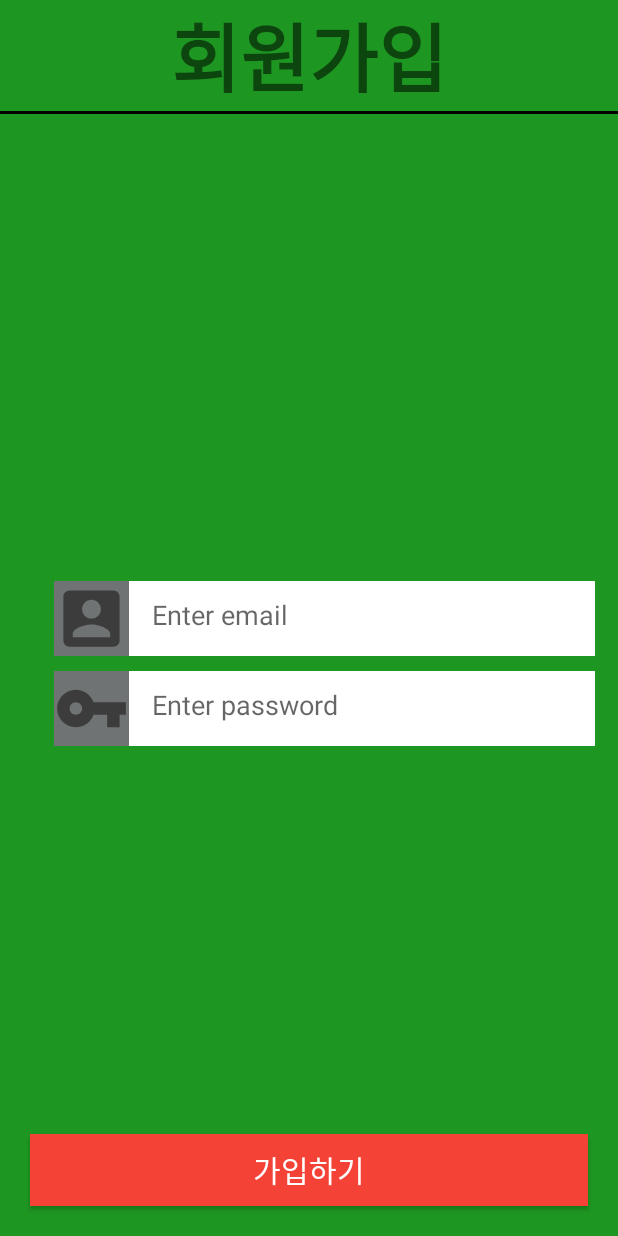
After one commit to HojinLim/UsedBookMarket, an Android app: the SignUpActivity screen opened directly, with no data from a screen before it, on a phone screen of 412 x 824 dp. The commit adds this screen. Run offline under Robolectric (Android 15) with nearby library versions, the phone set to English and light mode, and no system bars.

Commit message:
로그인, 회원가입 UI, 인트로

```diff
--- /dev/null
+++ b/app/src/main/java/com/example/usedbookmarket/SignUpActivity.kt
@@ -0,0 +1,11 @@
+package com.example.usedbookmarket
+
+import androidx.appcompat.app.AppCompatActivity
+import android.os.Bundle
+
+class SignUpActivity : AppCompatActivity() {
+    override fun onCreate(savedInstanceState: Bundle?) {
+        super.onCreate(savedInstanceState)
+        setContentView(R.layout.activity_sign_up)
+    }
+}
--- /dev/null
+++ b/app/src/main/res/drawable/ic_baseline_account_box_24.xml
@@ -0,0 +1,5 @@
+<vector android:height="24dp" android:tint="#3C3C3C"
+    android:viewportHeight="24" android:viewportWidth="24"
+    android:width="24dp" xmlns:android="http://schemas.android.com/apk/res/android">
+    <path android:fillColor="@android:color/white" android:pathData="M3,5v14c0,1.1 0.89,2 2,2h14c1.1,0 2,-0.9 2,-2L21,5c0,-1.1 -0.9,-2 -2,-2L5,3c-1.11,0 -2,0.9 -2,2zM15,9c0,1.66 -1.34,3 -3,3s-3,-1.34 -3,-3 1.34,-3 3,-3 3,1.34 3,3zM6,17c0,-2 4,-3.1 6,-3.1s6,1.1 6,3.1v1L6,18v-1z"/>
+</vector>
--- /dev/null
+++ b/app/src/main/res/drawable/ic_baseline_vpn_key_24.xml
@@ -0,0 +1,5 @@
+<vector android:height="24dp" android:tint="#3C3C3C"
+    android:viewportHeight="24" android:viewportWidth="24"
+    android:width="24dp" xmlns:android="http://schemas.android.com/apk/res/android">
+    <path android:fillColor="@android:color/white" android:pathData="M12.65,10C11.83,7.67 9.61,6 7,6c-3.31,0 -6,2.69 -6,6s2.69,6 6,6c2.61,0 4.83,-1.67 5.65,-4H17v4h4v-4h2v-4H12.65zM7,14c-1.1,0 -2,-0.9 -2,-2s0.9,-2 2,-2 2,0.9 2,2 -0.9,2 -2,2z"/>
+</vector>
--- /dev/null
+++ b/app/src/main/res/layout/activity_sign_up.xml
@@ -0,0 +1,89 @@
+<?xml version="1.0" encoding="utf-8"?>
+<androidx.constraintlayout.widget.ConstraintLayout xmlns:android="http://schemas.android.com/apk/res/android"
+    xmlns:app="http://schemas.android.com/apk/res-auto"
+    xmlns:tools="http://schemas.android.com/tools"
+    android:layout_width="match_parent"
+    android:layout_height="match_parent"
+    tools:context=".SignUpActivity"
+    android:background="@color/basic_background">
+
+    <TextView
+        android:textStyle="bold"
+        android:layout_width="wrap_content"
+        android:layout_height="wrap_content"
+        android:text="회원가입"
+        android:textSize="50dp"
+        app:layout_constraintStart_toStartOf="parent"
+        app:layout_constraintEnd_toEndOf="parent"
+        app:layout_constraintTop_toTopOf="parent"
+        android:id="@+id/signUpText"
+        />
+    <View
+        android:layout_width="0dp"
+        android:layout_height="2dp"
+        android:background="@color/black"
+        app:layout_constraintTop_toBottomOf="@id/signUpText"
+        app:layout_constraintStart_toStartOf="parent"
+        app:layout_constraintEnd_toEndOf="parent"
+        />
+    <ImageView
+        android:background="@color/gray"
+        app:layout_constraintHorizontal_bias="0.1"
+        android:layout_width="50dp"
+        android:layout_height="50dp"
+        android:src="@drawable/ic_baseline_account_box_24"
+        app:layout_constraintTop_toTopOf="parent"
+        app:layout_constraintStart_toStartOf="parent"
+        app:layout_constraintEnd_toEndOf="parent"
+        app:layout_constraintBottom_toBottomOf="parent"
+        android:id="@+id/userImage"
+        />
+    <EditText
+        android:background="@color/white"
+        android:padding="15dp"
+        android:hint="Enter email"
+        android:layout_width="0dp"
+        android:layout_height="0dp"
+        app:layout_constraintStart_toEndOf="@id/userImage"
+        app:layout_constraintEnd_toEndOf="parent"
+        app:layout_constraintTop_toTopOf="@id/userImage"
+        app:layout_constraintBottom_toBottomOf="@id/userImage"
+        android:layout_marginEnd="15dp"
+        />
+    <ImageView
+        android:background="@color/gray"
+        android:layout_marginTop="10dp"
+        app:layout_constraintHorizontal_bias="0.1"
+        android:layout_width="50dp"
+        android:layout_height="50dp"
+        android:src="@drawable/ic_baseline_vpn_key_24"
+        app:layout_constraintTop_toBottomOf="@id/userImage"
+        app:layout_constraintStart_toStartOf="parent"
+        app:layout_constraintEnd_toEndOf="parent"
+        android:id="@+id/passwordImage"
+        />
+    <EditText
+        android:background="@color/white"
+        android:padding="15dp"
+        android:hint="Enter password"
+        android:layout_width="0dp"
+        android:layout_height="0dp"
+        app:layout_constraintStart_toEndOf="@id/passwordImage"
+        app:layout_constraintEnd_toEndOf="parent"
+        app:layout_constraintTop_toTopOf="@id/passwordImage"
+        app:layout_constraintBottom_toBottomOf="@id/passwordImage"
+        android:layout_marginEnd="15dp"
+        />
+    <androidx.appcompat.widget.AppCompatButton
+        android:textColor="@color/white"
+        android:text="가입하기"
+        android:textSize="20dp"
+        android:background="@color/carrot"
+        android:layout_width="0dp"
+        android:layout_height="wrap_content"
+        app:layout_constraintBottom_toBottomOf="parent"
+        app:layout_constraintStart_toStartOf="parent"
+        app:layout_constraintEnd_toEndOf="parent"
+        android:layout_margin="20dp"/>
+
+</androidx.constraintlayout.widget.ConstraintLayout>
--- /dev/null
+++ b/app/src/main/res/values-land/dimens.xml
@@ -0,0 +1,3 @@
+<resources>
+    <dimen name="activity_horizontal_margin">48dp</dimen>
+</resources>
--- /dev/null
+++ b/app/src/main/res/values-w1240dp/dimens.xml
@@ -0,0 +1,3 @@
+<resources>
+    <dimen name="activity_horizontal_margin">200dp</dimen>
+</resources>
--- /dev/null
+++ b/app/src/main/res/values-w600dp/dimens.xml
@@ -0,0 +1,3 @@
+<resources>
+    <dimen name="activity_horizontal_margin">48dp</dimen>
+</resources>
--- a/app/src/main/res/values/colors.xml
+++ b/app/src/main/res/values/colors.xml
@@ -7,4 +7,9 @@
     <color name="teal_700">#FF018786</color>
     <color name="black">#FF000000</color>
     <color name="white">#FFFFFFFF</color>
+    <color name="basic_background">#1E9722</color>
+    <color name="basic_color">#D3360F</color>
+    <color name="gray">#707373</color>
+    <color name="carrot">#F44336</color>
+
 </resources>
--- /dev/null
+++ b/app/src/main/res/values/dimens.xml
@@ -0,0 +1,5 @@
+<resources>
+    <!-- Default screen margins, per the Android Design guidelines. -->
+    <dimen name="activity_horizontal_margin">16dp</dimen>
+    <dimen name="activity_vertical_margin">16dp</dimen>
+</resources>
--- a/app/src/main/res/values/themes.xml
+++ b/app/src/main/res/values/themes.xml
@@ -1,6 +1,6 @@
 <resources xmlns:tools="http://schemas.android.com/tools">
     <!-- Base application theme. -->
-    <style name="Theme.UsedBookMarket" parent="Theme.MaterialComponents.DayNight.DarkActionBar">
+    <style name="Theme.UsedBookMarket" parent="Theme.MaterialComponents.DayNight.NoActionBar">
         <!-- Primary brand color. -->
         <item name="colorPrimary">@color/purple_500</item>
         <item name="colorPrimaryVariant">@color/purple_700</item>
@@ -10,7 +10,7 @@
         <item name="colorSecondaryVariant">@color/teal_700</item>
         <item name="colorOnSecondary">@color/black</item>
         <!-- Status bar color. -->
-        <item name="android:statusBarColor" tools:targetApi="l">?attr/colorPrimaryVariant</item>
+        <item name="android:statusBarColor" tools:targetApi="l">#000000</item>  <!-- ?attr/colorPrimaryVariant -->
         <!-- Customize your theme here. -->
     </style>
 </resources>
```
Also changed, not shown: app/src/main/AndroidManifest.xml (+12 -0 lines), app/src/main/java/com/example/usedbookmarket/IntroActivity.kt (added, +23 -0 lines), app/src/main/java/com/example/usedbookmarket/LoginActivity.kt (added, +19 -0 lines), app/src/main/java/com/example/usedbookmarket/StartActivity.kt (added, +23 -0 lines), app/src/main/res/layout/activity_intro.xml (added, +11 -0 lines), app/src/main/res/layout/activity_login.xml (added, +95 -0 lines), app/src/main/res/layout/activity_start.xml (added, +84 -0 lines), app/src/main/res/values/strings.xml (+9 -0 lines), app/src/main/res/drawable/intro_logo.png (added), app/src/main/res/drawable/logo.png (added).
